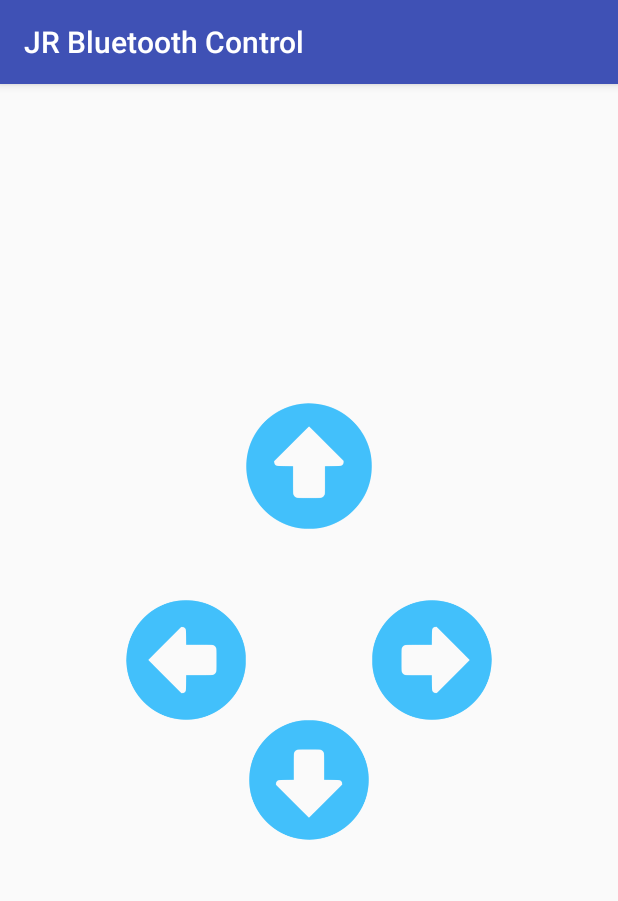
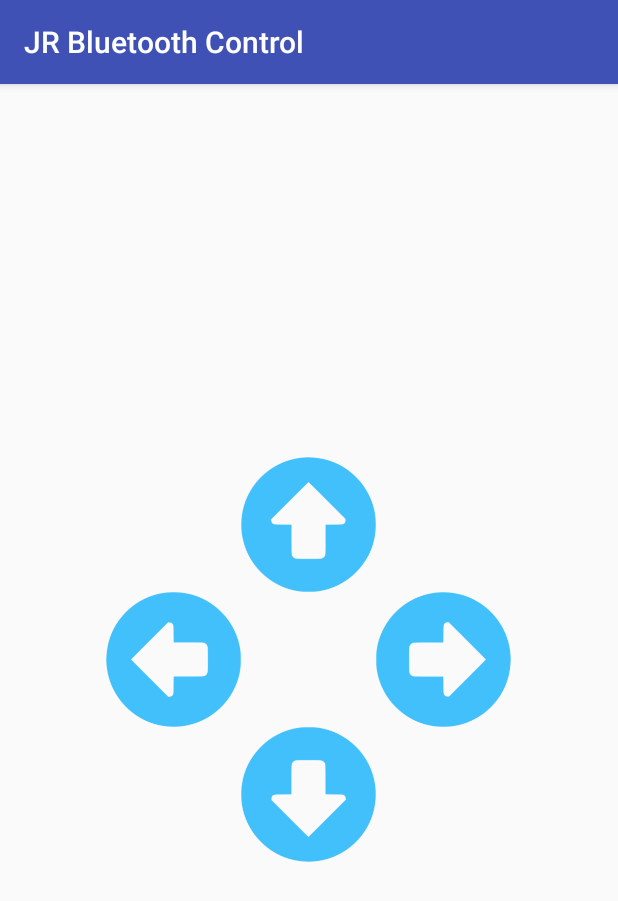
Before and after one commit to JustRobotics/JR-Bluetooth-Control, an Android app: the screen it shows after launch (ControllerActivity), after a tap on "OPEN CONTROLLER", on a phone screen of 412 x 824 dp. Shown: the top 901 px of the screen. Run offline under Robolectric (Android 15) with nearby library versions, the phone set to English and light mode, and no system bars.

Commit message:
Fixed UI bug and changed splash screen duration.

```diff
--- a/app/src/main/java/in/justrobotics/jrbluetoothcontrol/SplashScreen.java
+++ b/app/src/main/java/in/justrobotics/jrbluetoothcontrol/SplashScreen.java
@@ -8,7 +8,7 @@ import android.os.Handler;
 public class SplashScreen extends Activity {
 
     // Splash screen timer
-    private static int SPLASH_TIME_OUT = 600;
+    private static int SPLASH_TIME_OUT = 750;
 
     @Override
     protected void onCreate(Bundle savedInstanceState) {
--- a/app/src/main/res/layout/activity_controller.xml
+++ b/app/src/main/res/layout/activity_controller.xml
@@ -1,54 +1,55 @@
 <?xml version="1.0" encoding="utf-8"?>
-<android.support.constraint.ConstraintLayout xmlns:android="http://schemas.android.com/apk/res/android"
+<RelativeLayout xmlns:android="http://schemas.android.com/apk/res/android"
     xmlns:app="http://schemas.android.com/apk/res-auto"
     xmlns:tools="http://schemas.android.com/tools"
     android:layout_width="match_parent"
     android:layout_height="match_parent"
     tools:context=".ControllerActivity">
 
-
-    <RelativeLayout
-        android:layout_width="fill_parent"
-        android:layout_height="fill_parent">
-
     <ImageView
         android:id="@+id/up"
-            android:layout_width="84dp"
-            android:layout_height="96dp"
+        android:layout_width="90dp"
+        android:layout_height="90dp"
         android:layout_above="@+id/left"
-            android:layout_alignParentTop="true"
         android:layout_centerHorizontal="true"
-            android:layout_marginTop="165dp"
         android:background="?attr/selectableItemBackgroundBorderless"
         android:clickable="true"
+        android:focusable="true"
         app:srcCompat="@drawable/up" />
 
     <ImageView
         android:id="@+id/left"
-            android:layout_width="80dp"
-            android:layout_height="80dp"
+        android:layout_width="90dp"
+        android:layout_height="90dp"
         android:layout_centerVertical="true"
+        android:background="?attr/selectableItemBackgroundBorderless"
+        android:clickable="true"
+        android:focusable="true"
         android:layout_toLeftOf="@+id/up"
         android:layout_toStartOf="@+id/up"
         app:srcCompat="@drawable/left" />
 
     <ImageView
         android:id="@+id/down"
-            android:layout_width="80dp"
-            android:layout_height="80dp"
+        android:layout_width="90dp"
+        android:layout_height="90dp"
         android:layout_below="@+id/left"
+        android:background="?attr/selectableItemBackgroundBorderless"
+        android:clickable="true"
+        android:focusable="true"
         android:layout_centerHorizontal="true"
         app:srcCompat="@drawable/down" />
 
     <ImageView
         android:id="@+id/right"
-            android:layout_width="80dp"
-            android:layout_height="80dp"
+        android:layout_width="90dp"
+        android:layout_height="90dp"
         android:layout_centerVertical="true"
         android:layout_toEndOf="@+id/up"
         android:layout_toRightOf="@+id/up"
+        android:background="?attr/selectableItemBackgroundBorderless"
+        android:clickable="true"
+        android:focusable="true"
         app:srcCompat="@drawable/right" />
 
-
 </RelativeLayout>
-</android.support.constraint.ConstraintLayout>
```
Lines whose indentation alone changed are shown as unchanged.
